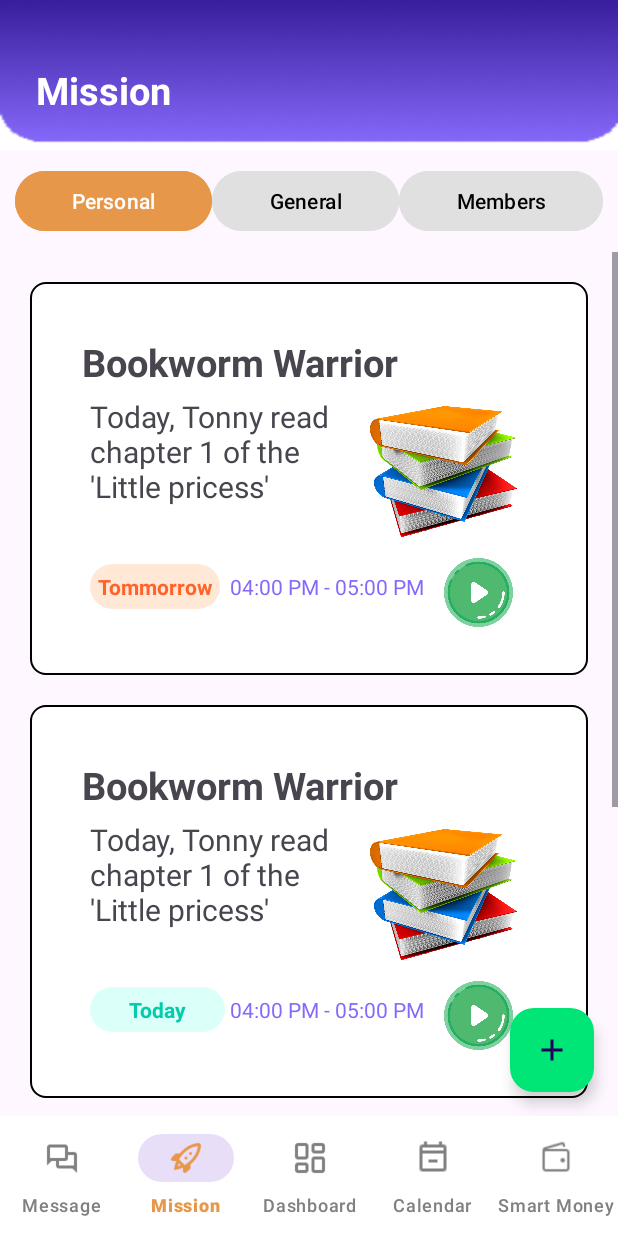
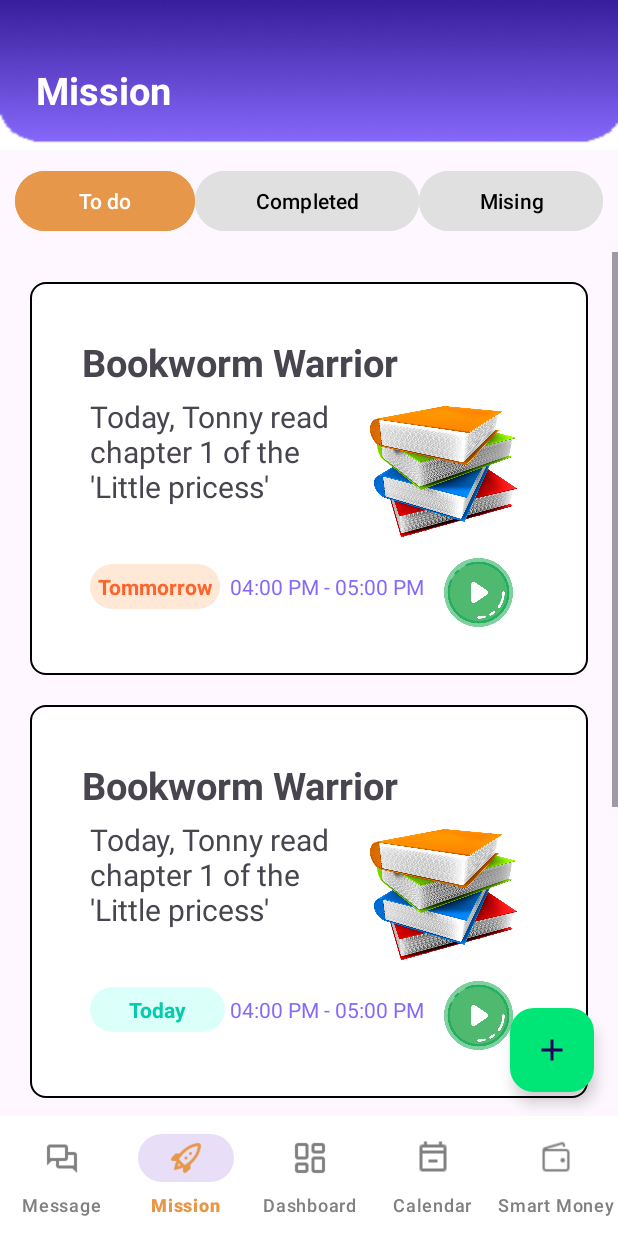
Before and after one commit to 22520187/SE215-SuperFamilyApp, an Android app: the screen it shows after launch (MainActivity), item 2 of the bottom bar chosen, on a phone screen of 412 x 824 dp. Run offline under Robolectric (Android 15) with nearby library versions, the phone set to English and light mode, and no system bars.

```diff
--- a/app/src/main/res/layout/activity_mission.xml
+++ b/app/src/main/res/layout/activity_mission.xml
@@ -50,7 +50,7 @@
                 <Button
                     android:layout_width="wrap_content"
                     android:layout_height="wrap_content"
-                    android:text="Personal"
+                    android:text="To do"
                     android:backgroundTint="@color/orange"
                     android:layout_weight="1"
                     android:id="@+id/personal"
@@ -60,7 +60,7 @@
                 <Button
                     android:layout_width="wrap_content"
                     android:layout_height="wrap_content"
-                    android:text="General"
+                    android:text="Completed"
                     android:textColor="@color/black"
                     android:backgroundTint="#E0E0E0"
                     android:layout_weight="1"
@@ -72,7 +72,7 @@
                 <Button
                     android:layout_width="wrap_content"
                     android:layout_height="wrap_content"
-                    android:text="Members"
+                    android:text="Mising"
                     android:backgroundTint="#E0E0E0"
                     android:textColor="@color/black"
                     android:layout_weight="1"
```
Also changed, not shown: app/src/main/java/com/example/se215_superfamilyapp/Fragment/MissionFragment.java (+2 -12 lines).
